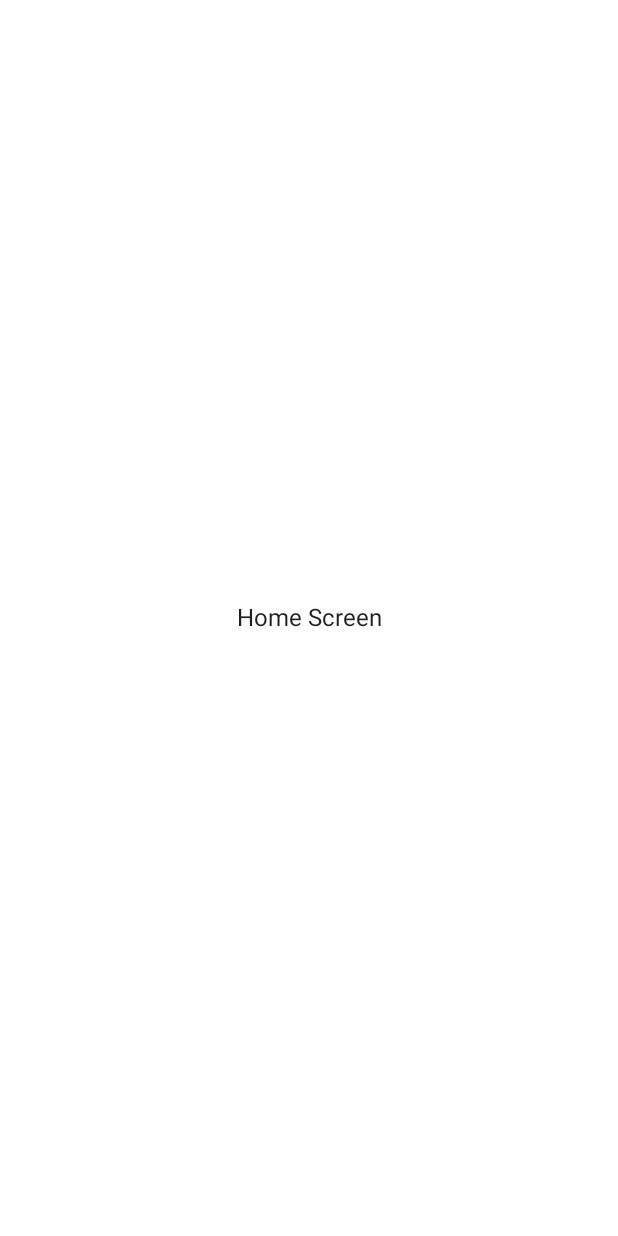
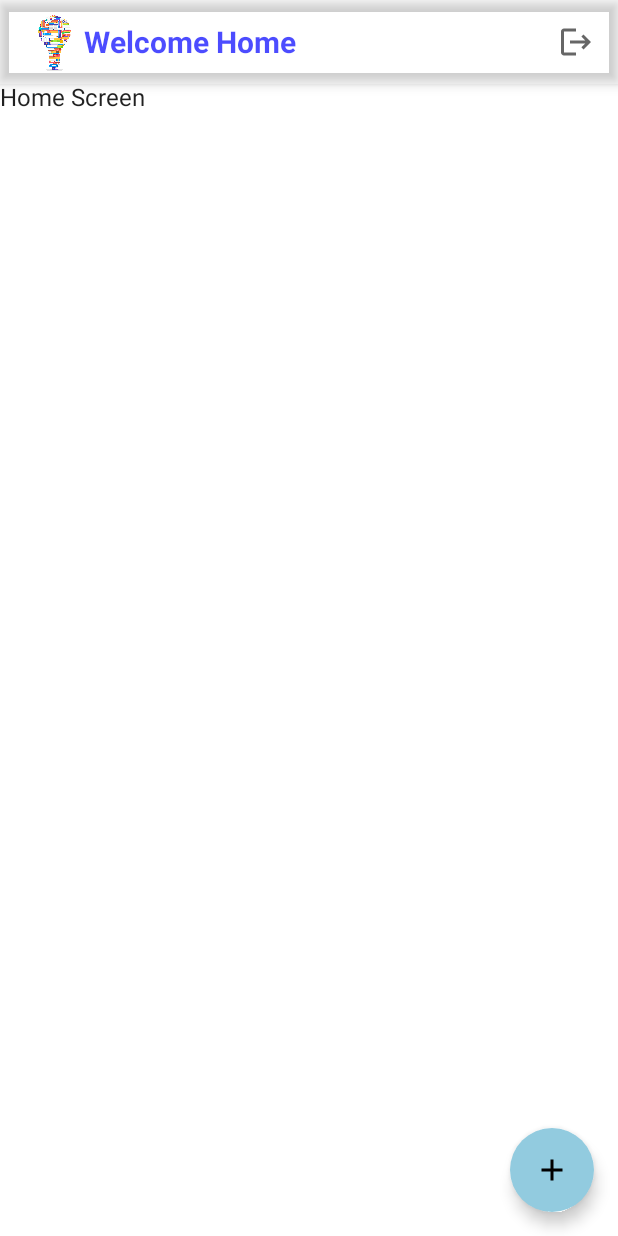
Before and after one commit to OneDudeDesign/Jet_Reader, an Android app built with Jetpack Compose: the ReaderHomeScreen screen opened through its navigation route, on a phone screen of 412 x 824 dp. Before the commit the screen is almost empty. Run offline under Robolectric (Android 15) with nearby library versions, the light colour scheme and no system bars; our stand-ins replace Dagger/Hilt's generated code, Firebase (no records; nobody signed in at launch, a user with empty details on screens opened directly); libraries missing offline, so code that uses them is left out: androidx.core.

Commit message:
Appbar created with logo and logout (functional)

```diff
--- a/app/src/main/java/com/onedudedesign/jetreader/screens/home/ReaderHomeScreen.kt
+++ b/app/src/main/java/com/onedudedesign/jetreader/screens/home/ReaderHomeScreen.kt
@@ -1,10 +1,86 @@
 package com.onedudedesign.jetreader.screens.home
 
-import androidx.compose.material.Text
+import androidx.compose.foundation.Image
+import androidx.compose.foundation.layout.*
+import androidx.compose.foundation.shape.RoundedCornerShape
+import androidx.compose.material.*
+import androidx.compose.material.icons.Icons
+import androidx.compose.material.icons.filled.Add
+import androidx.compose.material.icons.filled.Logout
 import androidx.compose.runtime.Composable
+import androidx.compose.ui.Alignment
+import androidx.compose.ui.Modifier
+import androidx.compose.ui.graphics.Color
+import androidx.compose.ui.res.painterResource
+import androidx.compose.ui.text.TextStyle
+import androidx.compose.ui.text.font.FontWeight
+import androidx.compose.ui.unit.dp
+import androidx.compose.ui.unit.sp
+import androidx.core.R
 import androidx.navigation.NavHostController
+import com.google.firebase.auth.FirebaseAuth
+import com.onedudedesign.jetreader.components.ReaderLogo
+import com.onedudedesign.jetreader.navigation.ReaderScreens
 
 @Composable
 fun ReaderHomeScreen(navController: NavHostController) {
-    Text(text = "Home Screen")
+    Scaffold(topBar = {
+                      ReaderAppBar(title = "Welcome Home", navController = navController )
+    }, floatingActionButton = {
+        FabContent {}
+    }) {
+        //content
+        Surface(modifier = Modifier.fillMaxSize()) {
+            //homecontent
+            Text(text = "Home Screen")
+        }
+    }
 }
+
+@Composable
+fun FabContent(onTap: (String) -> Unit) {
+    FloatingActionButton(
+        onClick = { onTap("") },
+        shape = RoundedCornerShape(50.dp),
+        backgroundColor = Color(0xFF92CBDF)
+    ) {
+        Icon(
+            imageVector = Icons.Default.Add,
+            contentDescription = "Add a Book",
+            tint = MaterialTheme.colors.onSecondary
+        )
+
+    }
+}
+
+@Composable
+fun ReaderAppBar(
+    title: String,
+    showProfile: Boolean = true,
+    navController: NavHostController
+) {
+    TopAppBar(title = {
+
+            Row(verticalAlignment = Alignment.CenterVertically) {
+                if (showProfile) {
+                    ReaderLogo(modifier = Modifier.size(width = 40.dp, height = 40.dp))
+                }
+                Text(text = title, color = Color.Blue.copy(alpha = 0.7f),
+                    style = TextStyle(fontWeight = FontWeight.Bold, fontSize = 20.sp)
+                )
+                Spacer(modifier = Modifier.size(150.dp))
+
+            }
+
+
+    }, actions = {
+                 IconButton(onClick = {
+                     FirebaseAuth.getInstance().signOut().run {
+                         navController.navigate(ReaderScreens.ReaderLoginScreen.name)
+                     }
+                 }) {
+                     Icon(imageVector = Icons.Default.Logout, contentDescription = "Logout")
+                 }
+    }, backgroundColor = Color.Transparent, elevation = 5.dp)
+
+}
```
